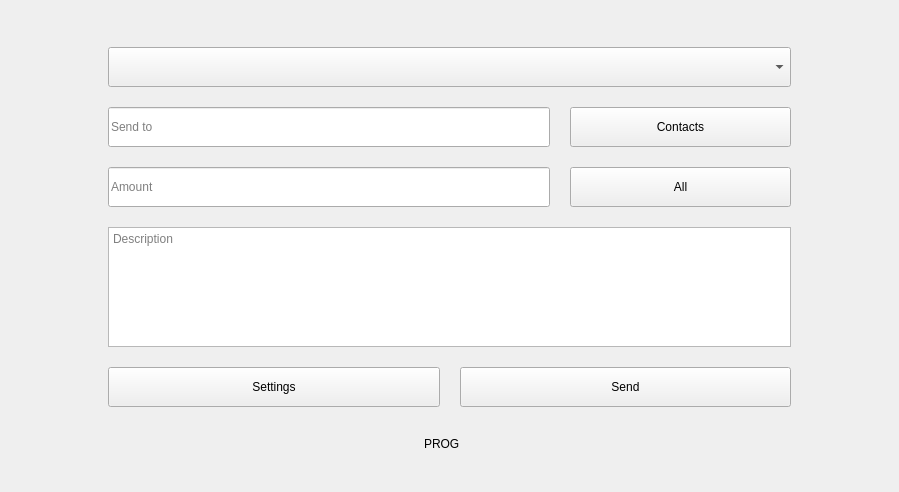
0xkobe/mwc-wallet, file windows/send2_online.ui: the form before one commit.
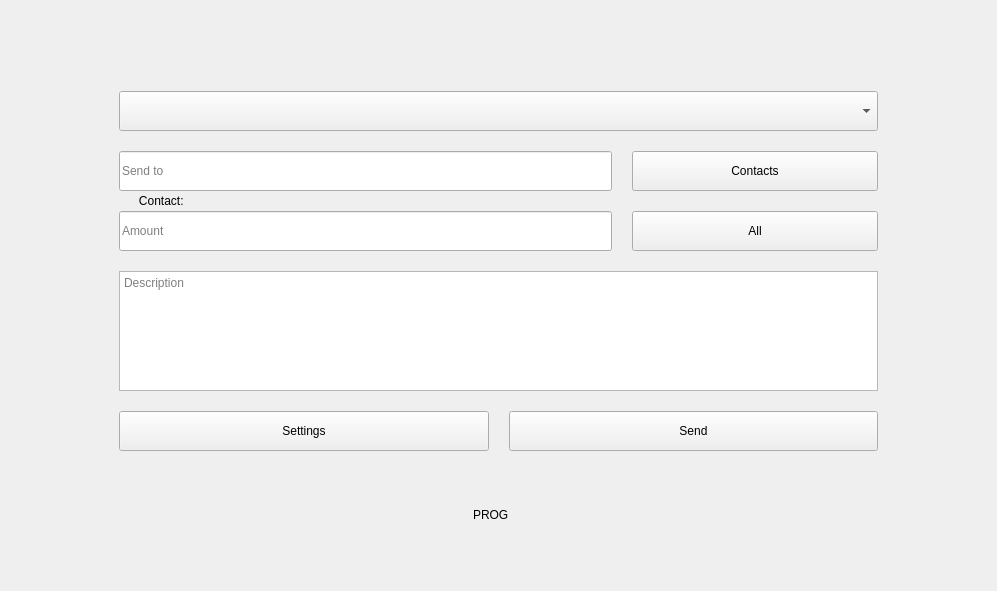
The form after the commit. Custom widgets are drawn as their Qt base class.

What changed in the file:
```diff
--- a/windows/send2_online.ui
+++ b/windows/send2_online.ui
@@ -6,8 +6,8 @@
    <rect>
     <x>0</x>
     <y>0</y>
-    <width>899</width>
-    <height>492</height>
+    <width>997</width>
+    <height>591</height>
    </rect>
   </property>
   <property name="sizePolicy">
@@ -19,7 +19,7 @@
   <property name="windowTitle">
    <string>Form</string>
   </property>
-  <layout class="QVBoxLayout" name="verticalLayout_2" stretch="3,0,1,0,1">
+  <layout class="QVBoxLayout" name="verticalLayout_2" stretch="2,0,1,0,1">
    <property name="spacing">
     <number>0</number>
    </property>
@@ -60,7 +60,7 @@
      <item>
       <layout class="QVBoxLayout" name="verticalLayout">
        <property name="spacing">
-        <number>20</number>
+        <number>0</number>
        </property>
        <property name="sizeConstraint">
         <enum>QLayout::SetDefaultConstraint</enum>
@@ -87,6 +87,22 @@
          </property>
         </widget>
        </item>
+       <item>
+        <widget class="QWidget" name="widget_4" native="true">
+         <property name="minimumSize">
+          <size>
+           <width>0</width>
+           <height>20</height>
+          </size>
+         </property>
+         <property name="maximumSize">
+          <size>
+           <width>16777215</width>
+           <height>20</height>
+          </size>
+         </property>
+        </widget>
+       </item>
        <item>
         <layout class="QHBoxLayout" name="horizontalLayout" stretch="2,1">
          <property name="spacing">
@@ -144,6 +160,28 @@
          </item>
         </layout>
        </item>
+       <item>
+        <widget class="control::MwcLabelSmall" name="contactNameLable">
+         <property name="minimumSize">
+          <size>
+           <width>0</width>
+           <height>20</height>
+          </size>
+         </property>
+         <property name="maximumSize">
+          <size>
+           <width>16777215</width>
+           <height>20</height>
+          </size>
+         </property>
+         <property name="text">
+          <string>      Contact: </string>
+         </property>
+         <property name="alignment">
+          <set>Qt::AlignLeading|Qt::AlignLeft|Qt::AlignVCenter</set>
+         </property>
+        </widget>
+       </item>
        <item>
         <layout class="QHBoxLayout" name="horizontalLayout_3" stretch="2,1">
          <property name="spacing">
@@ -201,6 +239,22 @@
          </item>
         </layout>
        </item>
+       <item>
+        <widget class="QWidget" name="widget_2" native="true">
+         <property name="minimumSize">
+          <size>
+           <width>0</width>
+           <height>20</height>
+          </size>
+         </property>
+         <property name="maximumSize">
+          <size>
+           <width>16777215</width>
+           <height>20</height>
+          </size>
+         </property>
+        </widget>
+       </item>
        <item>
         <widget class="QTextEdit" name="descriptionEdit">
          <property name="sizePolicy">
@@ -226,6 +280,22 @@
          </property>
         </widget>
        </item>
+       <item>
+        <widget class="QWidget" name="widget_3" native="true">
+         <property name="minimumSize">
+          <size>
+           <width>0</width>
+           <height>20</height>
+          </size>
+         </property>
+         <property name="maximumSize">
+          <size>
+           <width>16777215</width>
+           <height>20</height>
+          </size>
+         </property>
+        </widget>
+       </item>
        <item>
         <layout class="QHBoxLayout" name="horizontalLayout_4" stretch="1,1">
          <property name="spacing">
@@ -432,6 +502,11 @@
    <extends>QComboBox</extends>
    <header>control/MwcComboBox.h</header>
   </customwidget>
+  <customwidget>
+   <class>control::MwcLabelSmall</class>
+   <extends>QLabel</extends>
+   <header>control/MwcLabel.h</header>
+  </customwidget>
  </customwidgets>
  <resources/>
  <connections/>
```
